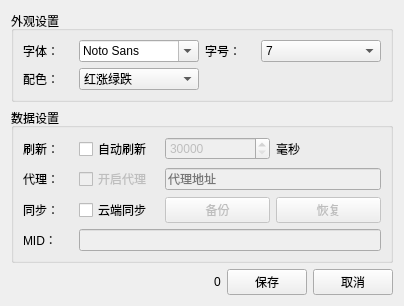
This is form/fund_setting_dialog.ui in xuzhonglin/FundView as Qt 5 draws it before an edit. The edited form follows.
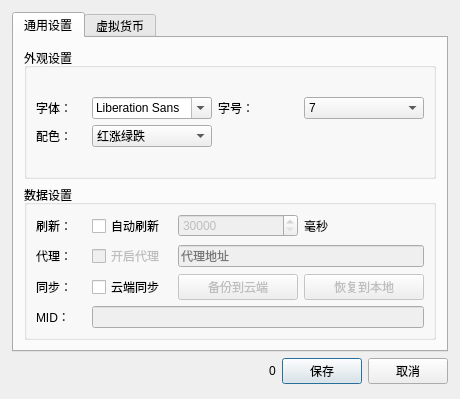
This is the edited form.

```diff
--- a/form/fund_setting_dialog.ui
+++ b/form/fund_setting_dialog.ui
@@ -6,8 +6,8 @@
    <rect>
     <x>0</x>
     <y>0</y>
-    <width>398</width>
-    <height>268</height>
+    <width>460</width>
+    <height>399</height>
    </rect>
   </property>
   <property name="windowTitle">
@@ -20,6 +20,28 @@
    <string notr="true"/>
   </property>
   <layout class="QGridLayout" name="gridLayout">
+   <property name="leftMargin">
+    <number>12</number>
+   </property>
+   <property name="topMargin">
+    <number>12</number>
+   </property>
+   <property name="rightMargin">
+    <number>12</number>
+   </property>
+   <property name="bottomMargin">
+    <number>15</number>
+   </property>
+   <item row="2" column="3">
+    <widget class="QPushButton" name="pushButton">
+     <property name="focusPolicy">
+      <enum>Qt::NoFocus</enum>
+     </property>
+     <property name="text">
+      <string>取消</string>
+     </property>
+    </widget>
+   </item>
    <item row="2" column="0">
     <spacer name="horizontalSpacer">
      <property name="orientation">
@@ -33,13 +55,222 @@
      </property>
     </spacer>
    </item>
-   <item row="1" column="0" colspan="4">
+   <item row="2" column="2">
+    <widget class="QPushButton" name="saveBtn">
+     <property name="focusPolicy">
+      <enum>Qt::StrongFocus</enum>
+     </property>
+     <property name="text">
+      <string>保存</string>
+     </property>
+    </widget>
+   </item>
+   <item row="2" column="1">
+    <widget class="QLabel" name="isRecoveryTxt">
+     <property name="text">
+      <string>0</string>
+     </property>
+    </widget>
+   </item>
+   <item row="0" column="0" colspan="4">
+    <widget class="QTabWidget" name="tabWidget">
+     <property name="currentIndex">
+      <number>0</number>
+     </property>
+     <widget class="QWidget" name="tab">
+      <attribute name="title">
+       <string>通用设置</string>
+      </attribute>
+      <layout class="QGridLayout" name="gridLayout_6">
+       <property name="leftMargin">
+        <number>10</number>
+       </property>
+       <property name="topMargin">
+        <number>10</number>
+       </property>
+       <property name="rightMargin">
+        <number>10</number>
+       </property>
+       <property name="bottomMargin">
+        <number>10</number>
+       </property>
+       <item row="1" column="0">
+        <widget class="QGroupBox" name="groupBox">
+         <property name="title">
+          <string>外观设置</string>
+         </property>
+         <layout class="QGridLayout" name="gridLayout_4">
+          <item row="0" column="0">
+           <layout class="QGridLayout" name="gridLayout_3">
+            <item row="0" column="0">
+             <widget class="QLabel" name="label">
+              <property name="minimumSize">
+               <size>
+                <width>50</width>
+                <height>0</height>
+               </size>
+              </property>
+              <property name="maximumSize">
+               <size>
+                <width>50</width>
+                <height>16777215</height>
+               </size>
+              </property>
+              <property name="text">
+               <string>字体：</string>
+              </property>
+             </widget>
+            </item>
+            <item row="0" column="1">
+             <widget class="QFontComboBox" name="fontNameCob">
+              <property name="maximumSize">
+               <size>
+                <width>120</width>
+                <height>16777215</height>
+               </size>
+              </property>
+              <property name="focusPolicy">
+               <enum>Qt::TabFocus</enum>
+              </property>
+              <property name="sizeAdjustPolicy">
+               <enum>QComboBox::AdjustToContents</enum>
+              </property>
+              <property name="fontFilters">
+               <set>QFontComboBox::ScalableFonts</set>
+              </property>
+              <property name="currentFont">
+               <font>
+                <family>Lucida Grande</family>
+               </font>
+              </property>
+             </widget>
+            </item>
+            <item row="1" column="1">
+             <widget class="QComboBox" name="colorCob">
+              <property name="maximumSize">
+               <size>
+                <width>120</width>
+                <height>16777215</height>
+               </size>
+              </property>
+              <item>
+               <property name="text">
+                <string>红涨绿跌</string>
+               </property>
+              </item>
+              <item>
+               <property name="text">
+                <string>绿涨红跌</string>
+               </property>
+              </item>
+              <item>
+               <property name="text">
+                <string>单色纯黑</string>
+               </property>
+              </item>
+             </widget>
+            </item>
+            <item row="0" column="3">
+             <widget class="QComboBox" name="fontSizeCob">
+              <property name="minimumSize">
+               <size>
+                <width>120</width>
+                <height>0</height>
+               </size>
+              </property>
+              <property name="currentText">
+               <string>7</string>
+              </property>
+              <item>
+               <property name="text">
+                <string>7</string>
+               </property>
+              </item>
+              <item>
+               <property name="text">
+                <string>8</string>
+               </property>
+              </item>
+              <item>
+               <property name="text">
+                <string>9</string>
+               </property>
+              </item>
+              <item>
+               <property name="text">
+                <string>10</string>
+               </property>
+              </item>
+              <item>
+               <property name="text">
+                <string>11</string>
+               </property>
+              </item>
+              <item>
+               <property name="text">
+                <string>12</string>
+               </property>
+              </item>
+              <item>
+               <property name="text">
+                <string>13</string>
+               </property>
+              </item>
+              <item>
+               <property name="text">
+                <string>14</string>
+               </property>
+              </item>
+              <item>
+               <property name="text">
+                <string>15</string>
+               </property>
+              </item>
+              <item>
+               <property name="text">
+                <string>16</string>
+               </property>
+              </item>
+             </widget>
+            </item>
+            <item row="1" column="0">
+             <widget class="QLabel" name="label_5">
+              <property name="minimumSize">
+               <size>
+                <width>50</width>
+                <height>0</height>
+               </size>
+              </property>
+              <property name="text">
+               <string>配色：</string>
+              </property>
+             </widget>
+            </item>
+            <item row="0" column="2">
+             <widget class="QLabel" name="label_9">
+              <property name="minimumSize">
+               <size>
+                <width>50</width>
+                <height>0</height>
+               </size>
+              </property>
+              <property name="text">
+               <string>字号：</string>
+              </property>
+             </widget>
+            </item>
+           </layout>
+          </item>
+         </layout>
+        </widget>
+       </item>
+       <item row="2" column="0">
     <widget class="QGroupBox" name="groupBox_2">
      <property name="title">
       <string>数据设置</string>
      </property>
      <layout class="QGridLayout" name="gridLayout_5">
-      <item row="0" column="0">
+          <item row="1" column="0">
        <layout class="QGridLayout" name="gridLayout_2">
         <item row="1" column="0">
          <widget class="QLabel" name="label_6">
@@ -146,7 +377,7 @@
            <enum>Qt::ClickFocus</enum>
           </property>
           <property name="text">
-           <string>恢复</string>
+               <string>恢复到本地</string>
           </property>
          </widget>
         </item>
@@ -195,7 +426,7 @@
            <enum>Qt::ClickFocus</enum>
           </property>
           <property name="text">
-           <string>备份</string>
+               <string>备份到云端</string>
           </property>
          </widget>
         </item>
@@ -239,201 +470,13 @@
      </layout>
     </widget>
    </item>
-   <item row="2" column="2">
-    <widget class="QPushButton" name="saveBtn">
-     <property name="focusPolicy">
-      <enum>Qt::StrongFocus</enum>
-     </property>
-     <property name="text">
-      <string>保存</string>
-     </property>
-    </widget>
-   </item>
-   <item row="2" column="3">
-    <widget class="QPushButton" name="pushButton">
-     <property name="focusPolicy">
-      <enum>Qt::NoFocus</enum>
-     </property>
-     <property name="text">
-      <string>取消</string>
-     </property>
-    </widget>
-   </item>
-   <item row="0" column="0" colspan="4">
-    <widget class="QGroupBox" name="groupBox">
-     <property name="title">
-      <string>外观设置</string>
-     </property>
-     <layout class="QGridLayout" name="gridLayout_4">
-      <item row="0" column="0">
-       <layout class="QGridLayout" name="gridLayout_3">
-        <item row="0" column="0">
-         <widget class="QLabel" name="label">
-          <property name="minimumSize">
-           <size>
-            <width>50</width>
-            <height>0</height>
-           </size>
-          </property>
-          <property name="maximumSize">
-           <size>
-            <width>50</width>
-            <height>16777215</height>
-           </size>
-          </property>
-          <property name="text">
-           <string>字体：</string>
-          </property>
-         </widget>
-        </item>
-        <item row="0" column="1">
-         <widget class="QFontComboBox" name="fontNameCob">
-          <property name="maximumSize">
-           <size>
-            <width>120</width>
-            <height>16777215</height>
-           </size>
-          </property>
-          <property name="focusPolicy">
-           <enum>Qt::TabFocus</enum>
-          </property>
-          <property name="sizeAdjustPolicy">
-           <enum>QComboBox::AdjustToContents</enum>
-          </property>
-          <property name="fontFilters">
-           <set>QFontComboBox::ScalableFonts</set>
-          </property>
-          <property name="currentFont">
-           <font>
-            <family>微软雅黑</family>
-           </font>
-          </property>
-         </widget>
-        </item>
-        <item row="1" column="1">
-         <widget class="QComboBox" name="colorCob">
-          <property name="maximumSize">
-           <size>
-            <width>120</width>
-            <height>16777215</height>
-           </size>
-          </property>
-          <item>
-           <property name="text">
-            <string>红涨绿跌</string>
-           </property>
-          </item>
-          <item>
-           <property name="text">
-            <string>绿涨红跌</string>
-           </property>
-          </item>
-          <item>
-           <property name="text">
-            <string>单色纯黑</string>
-           </property>
-          </item>
-         </widget>
-        </item>
-        <item row="0" column="3">
-         <widget class="QComboBox" name="fontSizeCob">
-          <property name="minimumSize">
-           <size>
-            <width>120</width>
-            <height>0</height>
-           </size>
-          </property>
-          <property name="currentText">
-           <string>7</string>
-          </property>
-          <item>
-           <property name="text">
-            <string>7</string>
-           </property>
-          </item>
-          <item>
-           <property name="text">
-            <string>8</string>
-           </property>
-          </item>
-          <item>
-           <property name="text">
-            <string>9</string>
-           </property>
-          </item>
-          <item>
-           <property name="text">
-            <string>10</string>
-           </property>
-          </item>
-          <item>
-           <property name="text">
-            <string>11</string>
-           </property>
-          </item>
-          <item>
-           <property name="text">
-            <string>12</string>
-           </property>
-          </item>
-          <item>
-           <property name="text">
-            <string>13</string>
-           </property>
-          </item>
-          <item>
-           <property name="text">
-            <string>14</string>
-           </property>
-          </item>
-          <item>
-           <property name="text">
-            <string>15</string>
-           </property>
-          </item>
-          <item>
-           <property name="text">
-            <string>16</string>
-           </property>
-          </item>
-         </widget>
-        </item>
-        <item row="1" column="0">
-         <widget class="QLabel" name="label_5">
-          <property name="minimumSize">
-           <size>
-            <width>50</width>
-            <height>0</height>
-           </size>
-          </property>
-          <property name="text">
-           <string>配色：</string>
-          </property>
-         </widget>
-        </item>
-        <item row="0" column="2">
-         <widget class="QLabel" name="label_9">
-          <property name="minimumSize">
-           <size>
-            <width>50</width>
-            <height>0</height>
-           </size>
-          </property>
-          <property name="text">
-           <string>字号：</string>
-          </property>
-         </widget>
-        </item>
-       </layout>
-      </item>
-     </layout>
-    </widget>
-   </item>
-   <item row="2" column="1">
-    <widget class="QLabel" name="isRecoveryTxt">
-     <property name="text">
-      <string>0</string>
-     </property>
+      </layout>
+     </widget>
+     <widget class="QWidget" name="tab_2">
+      <attribute name="title">
+       <string>虚拟货币</string>
+      </attribute>
+     </widget>
     </widget>
    </item>
   </layout>
```
Lines whose indentation alone changed are shown as unchanged.
